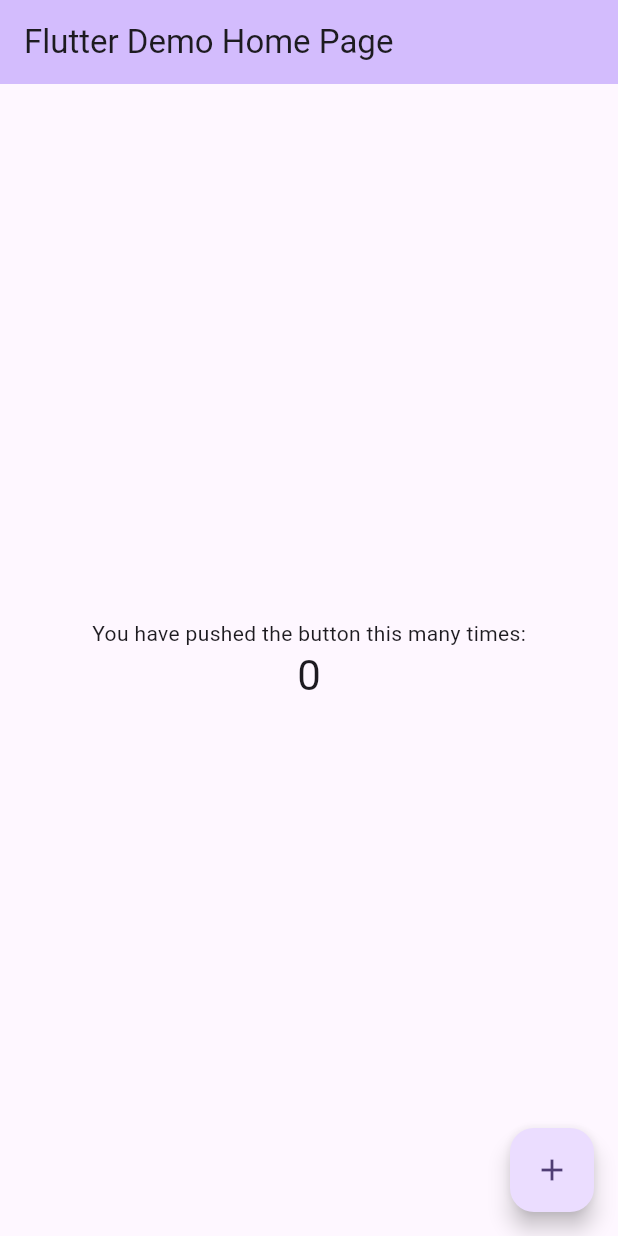
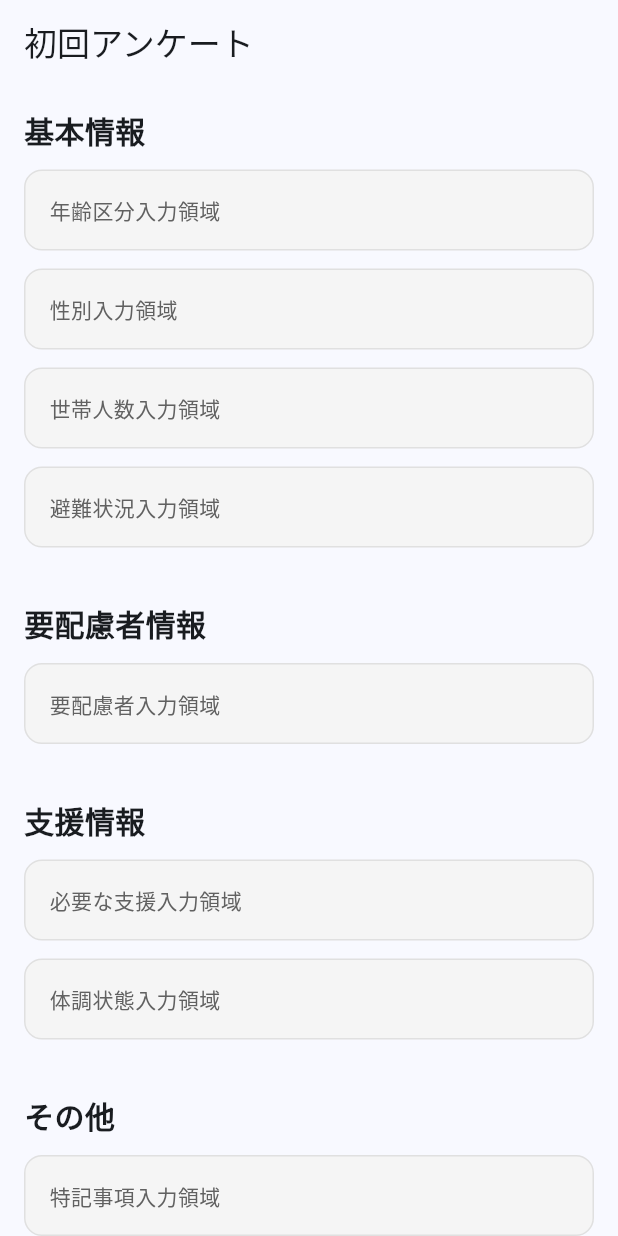
Before and after one commit to Tomayaken/TomayakenApp, a Flutter app: the screen it shows after launch, on a phone screen of 412 x 824 dp. Run offline on Flutter 3.47's test engine with Material 3 defaults, Android fonts, the phone set to English and light mode, and no system bars.

Commit message:
feat: 初回アンケート画面のレイアウトを追加

```diff
--- a/lib/main.dart
+++ b/lib/main.dart
@@ -1,4 +1,6 @@
 import 'package:flutter/material.dart';
+
+import '../views/survey_page.dart';
 
 void main() {
   runApp(const MyApp());
@@ -7,116 +9,15 @@ void main() {
 class MyApp extends StatelessWidget {
   const MyApp({super.key});
 
-  // This widget is the root of your application.
   @override
   Widget build(BuildContext context) {
     return MaterialApp(
-      title: 'Flutter Demo',
+      title: 'Evacuation Support',
       theme: ThemeData(
-        // This is the theme of your application.
-        //
-        // TRY THIS: Try running your application with "flutter run". You'll see
-        // the application has a purple toolbar. Then, without quitting the app,
-        // try changing the seedColor in the colorScheme below to Colors.green
-        // and then invoke "hot reload" (save your changes or press the "hot
-        // reload" button in a Flutter-supported IDE, or press "r" if you used
-        // the command line to start the app).
-        //
-        // Notice that the counter didn't reset back to zero; the application
-        // state is not lost during the reload. To reset the state, use hot
-        // restart instead.
-        //
-        // This works for code too, not just values: Most code changes can be
-        // tested with just a hot reload.
-        colorScheme: .fromSeed(seedColor: Colors.deepPurple),
+        colorSchemeSeed: Colors.blue,
+        useMaterial3: true,
       ),
-      home: const MyHomePage(title: 'Flutter Demo Home Page'),
+      home: const SurveyPage(),
     );
   }
 }
-
-class MyHomePage extends StatefulWidget {
-  const MyHomePage({super.key, required this.title});
-
-  // This widget is the home page of your application. It is stateful, meaning
-  // that it has a State object (defined below) that contains fields that affect
-  // how it looks.
-
-  // This class is the configuration for the state. It holds the values (in this
-  // case the title) provided by the parent (in this case the App widget) and
-  // used by the build method of the State. Fields in a Widget subclass are
-  // always marked "final".
-
-  final String title;
-
-  @override
-  State<MyHomePage> createState() => _MyHomePageState();
-}
-
-class _MyHomePageState extends State<MyHomePage> {
-  int _counter = 0;
-
-  void _incrementCounter() {
-    setState(() {
-      // This call to setState tells the Flutter framework that something has
-      // changed in this State, which causes it to rerun the build method below
-      // so that the display can reflect the updated values. If we changed
-      // _counter without calling setState(), then the build method would not be
-      // called again, and so nothing would appear to happen.
-      _counter++;
-    });
-  }
-
-  @override
-  Widget build(BuildContext context) {
-    // This method is rerun every time setState is called, for instance as done
-    // by the _incrementCounter method above.
-    //
-    // The Flutter framework has been optimized to make rerunning build methods
-    // fast, so that you can just rebuild anything that needs updating rather
-    // than having to individually change instances of widgets.
-    return Scaffold(
-      appBar: AppBar(
-        // TRY THIS: Try changing the color here to a specific color (to
-        // Colors.amber, perhaps?) and trigger a hot reload to see the AppBar
-        // change color while the other colors stay the same.
-        backgroundColor: Theme.of(context).colorScheme.inversePrimary,
-        // Here we take the value from the MyHomePage object that was created by
-        // the App.build method, and use it to set our appbar title.
-        title: Text(widget.title),
-      ),
-      body: Center(
-        // Center is a layout widget. It takes a single child and positions it
-        // in the middle of the parent.
-        child: Column(
-          // Column is also a layout widget. It takes a list of children and
-          // arranges them vertically. By default, it sizes itself to fit its
-          // children horizontally, and tries to be as tall as its parent.
-          //
-          // Column has various properties to control how it sizes itself and
-          // how it positions its children. Here we use mainAxisAlignment to
-          // center the children vertically; the main axis here is the vertical
-          // axis because Columns are vertical (the cross axis would be
-          // horizontal).
-          //
-          // TRY THIS: Invoke "debug painting" (choose the "Toggle Debug Paint"
-          // action in the IDE, or press "p" in the console), to see the
-          // wireframe for each widget.
-          mainAxisAlignment: .center,
-          children: [
-            const Text('You have pushed the button this many times:'),
-            Text(
-              '$_counter',
-              style: Theme.of(context).textTheme.headlineMedium,
-            ),
-          ],
-        ),
-      ),
-      floatingActionButton: FloatingActionButton(
-        onPressed: _incrementCounter,
-        tooltip: 'Increment',
-        child: const Icon(Icons.add),
-      ),
-    );
-  }
-}
--- /dev/null
+++ b/lib/views/survey_page.dart
@@ -0,0 +1,99 @@
+import 'package:flutter/material.dart';
+
+class SurveyPage extends StatelessWidget {
+  const SurveyPage({super.key});
+
+  @override
+  Widget build(BuildContext context) {
+    return Scaffold(
+      appBar: AppBar(
+        title: const Text('初回アンケート'),
+      ),
+      body: SafeArea(
+        child: SingleChildScrollView(
+          padding: const EdgeInsets.all(16),
+          child: Column(
+            crossAxisAlignment: CrossAxisAlignment.start,
+            children: [
+              _buildSectionTitle('基本情報'),
+
+              _buildPlaceholder('年齢区分入力領域'),
+              _buildPlaceholder('性別入力領域'),
+              _buildPlaceholder('世帯人数入力領域'),
+              _buildPlaceholder('避難状況入力領域'),
+
+              const SizedBox(height: 24),
+
+              _buildSectionTitle('要配慮者情報'),
+
+              _buildPlaceholder('要配慮者入力領域'),
+
+              const SizedBox(height: 24),
+
+              _buildSectionTitle('支援情報'),
+
+              _buildPlaceholder('必要な支援入力領域'),
+              _buildPlaceholder('体調状態入力領域'),
+
+              const SizedBox(height: 24),
+
+              _buildSectionTitle('その他'),
+
+              _buildPlaceholder('特記事項入力領域'),
+
+              const SizedBox(height: 40),
+
+              SizedBox(
+                width: double.infinity,
+                child: ElevatedButton(
+                  onPressed: () {
+                    debugPrint('TODO: 保存処理');
+                  },
+                  child: const Text('保存'),
+                ),
+              ),
+
+              const SizedBox(height: 24),
+            ],
+          ),
+        ),
+      ),
+    );
+  }
+
+  Widget _buildSectionTitle(String title) {
+    return Padding(
+      padding: const EdgeInsets.only(bottom: 12),
+      child: Text(
+        title,
+        style: const TextStyle(
+          fontSize: 20,
+          fontWeight: FontWeight.bold,
+        ),
+      ),
+    );
+  }
+
+  Widget _buildPlaceholder(String label) {
+    return Padding(
+      padding: const EdgeInsets.only(bottom: 12),
+      child: Container(
+        width: double.infinity,
+        padding: const EdgeInsets.all(16),
+        decoration: BoxDecoration(
+          color: Colors.grey.shade100,
+          border: Border.all(
+            color: Colors.grey.shade300,
+          ),
+          borderRadius: BorderRadius.circular(12),
+        ),
+        child: Text(
+          label,
+          style: TextStyle(
+            color: Colors.grey.shade700,
+          ),
+        ),
+      ),
+    );
+  }
+}
```
